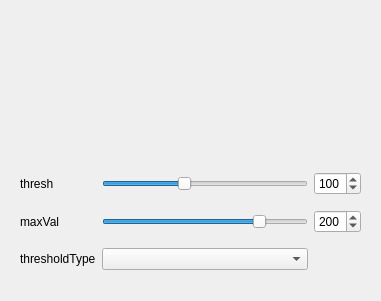
This is opencv-gui/gui/threshold_ui.ui in rotace/app-opencv-gui as Qt 5 draws it before an edit. The edited form follows.
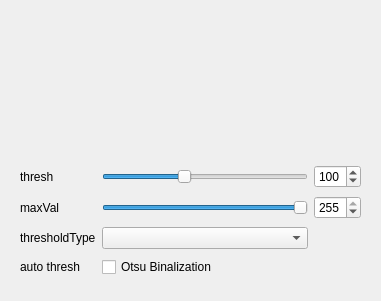
This is the edited form.

Commit message: add adaptive_threshold

What changed in the file:
```diff
--- a/opencv-gui/gui/threshold_ui.ui
+++ b/opencv-gui/gui/threshold_ui.ui
@@ -23,6 +23,30 @@
    <item row="1" column="0">
     <widget class="QWidget" name="widget_2" native="true">
      <layout class="QGridLayout" name="gridLayout_3">
+      <item row="3" column="0">
+       <widget class="QLabel" name="labelOtsu">
+        <property name="text">
+         <string>auto thresh</string>
+        </property>
+       </widget>
+      </item>
+      <item row="0" column="2">
+       <widget class="QSpinBox" name="spinBoxThresh">
+        <property name="maximum">
+         <number>255</number>
+        </property>
+        <property name="value">
+         <number>100</number>
+        </property>
+       </widget>
+      </item>
+      <item row="2" column="0">
+       <widget class="QLabel" name="labelType">
+        <property name="text">
+         <string>thresholdType</string>
+        </property>
+       </widget>
+      </item>
       <item row="0" column="0">
        <widget class="QLabel" name="labelThresh">
         <property name="text">
@@ -30,26 +54,26 @@
         </property>
        </widget>
       </item>
-      <item row="0" column="1">
-       <widget class="QSlider" name="horizontalSliderMin">
+      <item row="1" column="2">
+       <widget class="QSpinBox" name="spinBoxMaxVal">
         <property name="maximum">
          <number>255</number>
         </property>
         <property name="value">
-         <number>100</number>
-        </property>
-        <property name="orientation">
-         <enum>Qt::Horizontal</enum>
+         <number>255</number>
         </property>
        </widget>
       </item>
-      <item row="0" column="2">
-       <widget class="QSpinBox" name="spinBoxThresh">
+      <item row="1" column="1">
+       <widget class="QSlider" name="horizontalSliderMaxVal">
         <property name="maximum">
          <number>255</number>
         </property>
         <property name="value">
-         <number>100</number>
+         <number>255</number>
+        </property>
+        <property name="orientation">
+         <enum>Qt::Horizontal</enum>
         </property>
        </widget>
       </item>
@@ -60,36 +84,35 @@
         </property>
        </widget>
       </item>
-      <item row="1" column="1">
-       <widget class="QSlider" name="horizontalSliderMax">
+      <item row="0" column="1">
+       <widget class="QSlider" name="horizontalSliderThresh">
         <property name="maximum">
          <number>255</number>
         </property>
         <property name="value">
-         <number>200</number>
+         <number>100</number>
         </property>
         <property name="orientation">
          <enum>Qt::Horizontal</enum>
         </property>
-       </widget>
-      </item>
-      <item row="1" column="2">
-       <widget class="QSpinBox" name="spinBoxMaxVal">
-        <property name="maximum">
-         <number>255</number>
+        <property name="invertedAppearance">
+         <bool>false</bool>
         </property>
-        <property name="value">
-         <number>200</number>
+        <property name="invertedControls">
+         <bool>false</bool>
+        </property>
+        <property name="tickPosition">
+         <enum>QSlider::NoTicks</enum>
         </property>
        </widget>
       </item>
       <item row="2" column="1">
        <widget class="QComboBox" name="comboBox"/>
       </item>
-      <item row="2" column="0">
-       <widget class="QLabel" name="labelType">
+      <item row="3" column="1">
+       <widget class="QCheckBox" name="checkBoxOtsu">
         <property name="text">
-         <string>thresholdType</string>
+         <string>Otsu Binalization</string>
         </property>
        </widget>
       </item>
```
Left out of the diff: 66 changed lines with no effect on the pictures. The commit also changes 7 other files.
